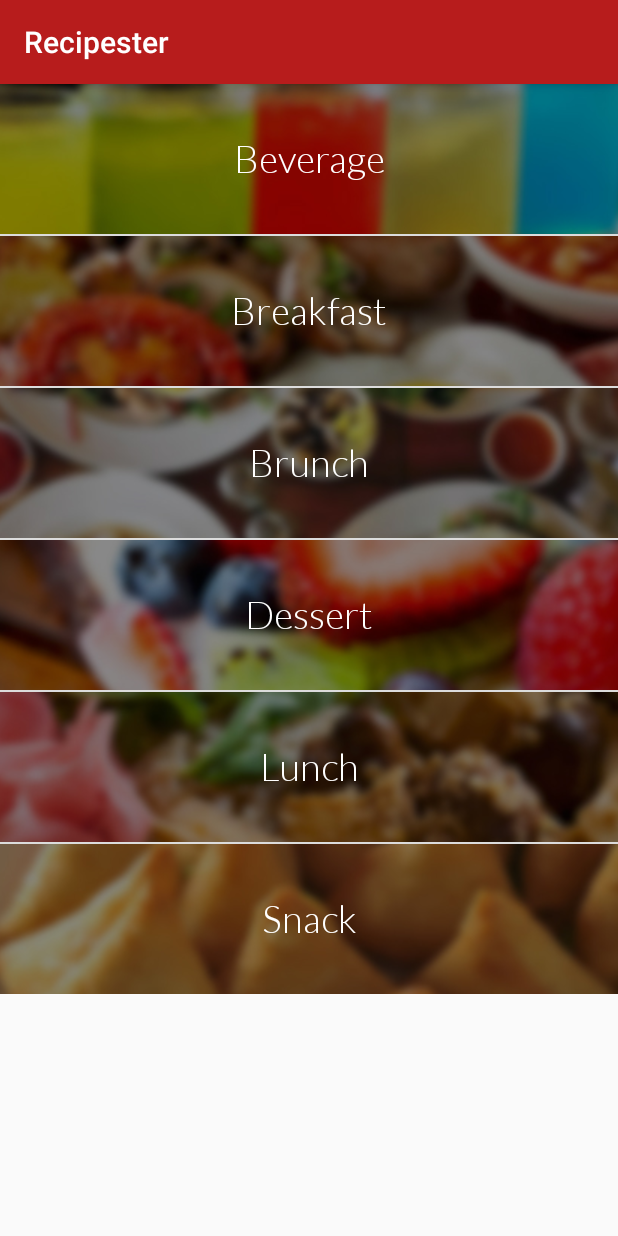
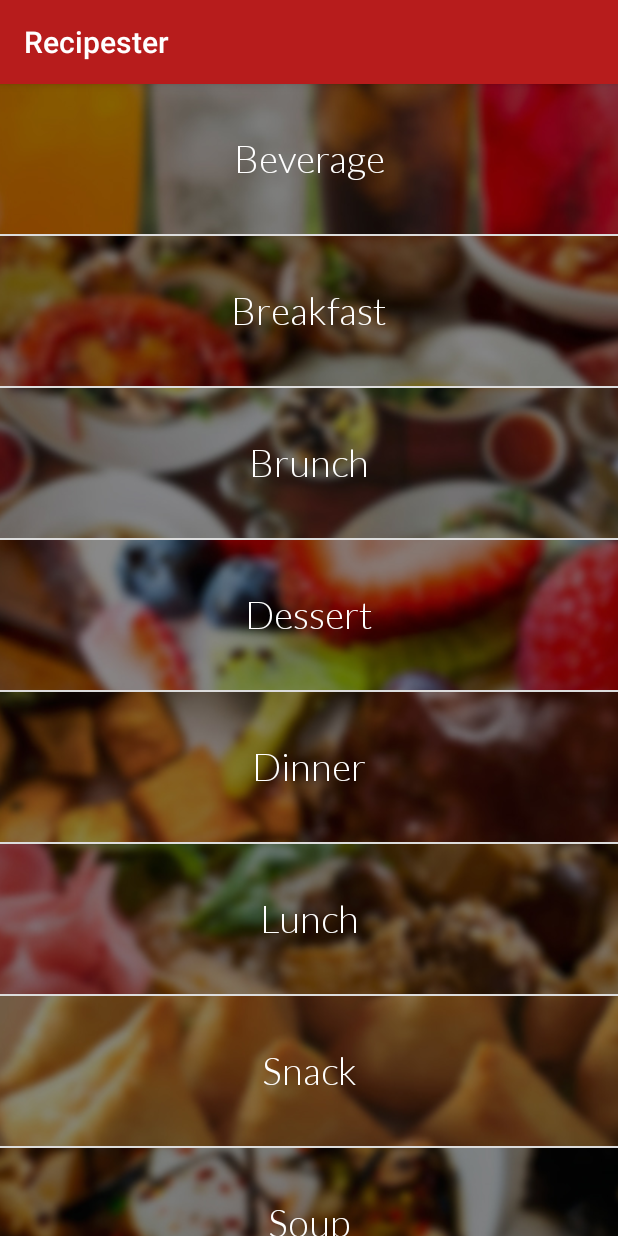
Before and after one commit to munsif3/Recipester, an Android app: the screen it shows after launch (CategoryActivity), on a phone screen of 412 x 824 dp. Run offline under Robolectric (Android 15) with nearby library versions, the phone set to English and light mode, and no system bars.

Commit message:
Made changes to UI

```diff
--- a/app/build.gradle
+++ b/app/build.gradle
@@ -26,5 +26,5 @@ dependencies {
     androidTestImplementation 'com.android.support.test:runner:1.0.1'
     androidTestImplementation 'com.android.support.test.espresso:espresso-core:3.0.1'
     compile group: 'com.google.code.gson', name: 'gson', version: '2.8.2'
-    compile 'com.github.jgabrielfreitas:BlurImageView:1.0.1'
+//    compile 'com.github.jgabrielfreitas:BlurImageView:1.0.1'
 }
--- a/app/src/main/java/com/emc/recipester/core/Executor.java
+++ b/app/src/main/java/com/emc/recipester/core/Executor.java
@@ -60,4 +60,7 @@ public class Executor extends AsyncTask<Integer, Void, String> {
     protected void onPostExecute(String s) {
         this.callback.onCallbackCompleted(s);
     }
+
+//    public void execute(String category) {
+//    }
 }
--- a/app/src/main/java/com/emc/recipester/data/CategoryListAdapter.java
+++ b/app/src/main/java/com/emc/recipester/data/CategoryListAdapter.java
@@ -3,6 +3,7 @@ package com.emc.recipester.data;
 import android.app.Activity;
 import android.support.annotation.NonNull;
 import android.support.annotation.Nullable;
+import android.util.Log;
 import android.view.LayoutInflater;
 import android.view.View;
 import android.view.ViewGroup;
@@ -32,15 +33,30 @@ public class CategoryListAdapter extends ArrayAdapter<String> {
     @NonNull
     @Override
     public View getView(int position, @Nullable View convertView, @NonNull ViewGroup parent) {
-        LayoutInflater inflater = context.getLayoutInflater();
-        View rowView = inflater.inflate(R.layout.category_row, null, true);
+        View row = convertView;
+        ViewHolder holder;
 
-        TextView txtTitle = rowView.findViewById(R.id.txtCategoryName);
-        ImageView imageView = rowView.findViewById(R.id.imgCategoryBackground);
+        if (row == null) {
+            LayoutInflater inflater = context.getLayoutInflater();
+            row = inflater.inflate(R.layout.category_row, parent, false);
+            holder = new ViewHolder(row);
+            row.setTag(holder);
+        } else {
+            holder = (ViewHolder) row.getTag();
+        }
+        holder.categoryName.setText(categoryName[position]);
+        holder.backgroundImage.setImageResource(categoryBackgroundImage[position]);
 
-        txtTitle.setText(categoryName[position]);
-        imageView.setImageResource(categoryBackgroundImage[position]);
+        return row;
+    }
 
-        return rowView;
+    static class ViewHolder {
+        TextView categoryName;
+        ImageView backgroundImage;
+
+        ViewHolder(View view) {
+            this.categoryName = view.findViewById(R.id.txtCategoryName);
+            this.backgroundImage = view.findViewById(R.id.imgCategoryBackground);
+        }
     }
 }
--- a/app/src/main/java/com/emc/recipester/ui/CategoryActivity.java
+++ b/app/src/main/java/com/emc/recipester/ui/CategoryActivity.java
@@ -1,5 +1,6 @@
 package com.emc.recipester.ui;
 
+import android.animation.LayoutTransition;
 import android.content.Intent;
 import android.os.Bundle;
 import android.support.v7.app.AppCompatActivity;
@@ -13,22 +14,26 @@ import com.emc.recipester.data.CategoryListAdapter;
 
 public class CategoryActivity extends AppCompatActivity implements AdapterView.OnItemClickListener {
 
-    String[] categories = {"Beverage", "Breakfast", "Brunch", "Dessert", "Lunch", "Snack"};
+    String[] categories = {"Beverage", "Breakfast", "Brunch", "Dessert", "Dinner", "Lunch", "Snack", "Soup"};
     Integer[] categoryImages = {
             R.drawable.beverage,
             R.drawable.breakfast,
             R.drawable.brunch,
             R.drawable.dessert,
+            R.drawable.dinner,
             R.drawable.lunch,
-            R.drawable.snack
+            R.drawable.snack,
+            R.drawable.soup
     };
 
     @Override
     protected void onCreate(Bundle savedInstanceState) {
         super.onCreate(savedInstanceState);
         setContentView(R.layout.activity_category);
+        LayoutTransition layoutTransition = new LayoutTransition();
+        layoutTransition.enableTransitionType(LayoutTransition.APPEARING);
 
-        ListView listView = findViewById(R.id.recipeCategoryList);
+        ListView listView = findViewById(R.id.lstCategories);
         listView.setOnItemClickListener(this);
 
         ListAdapter categoriesAdapter = new CategoryListAdapter(this, categories, categoryImages);
--- a/app/src/main/res/layout/activity_category.xml
+++ b/app/src/main/res/layout/activity_category.xml
@@ -1,14 +1,14 @@
 <?xml version="1.0" encoding="utf-8"?>
-<android.support.constraint.ConstraintLayout xmlns:android="http://schemas.android.com/apk/res/android"
-    xmlns:app="http://schemas.android.com/apk/res-auto"
+<LinearLayout xmlns:android="http://schemas.android.com/apk/res/android"
     xmlns:tools="http://schemas.android.com/tools"
     android:layout_width="match_parent"
     android:layout_height="match_parent"
+    android:orientation="vertical"
     tools:context="com.emc.recipester.ui.CategoryActivity">
 
     <ListView
+        android:id="@+id/lstCategories"
         android:layout_width="match_parent"
-        android:layout_height="wrap_content"
-        android:id="@+id/recipeCategoryList"></ListView>
+        android:layout_height="match_parent"></ListView>
 
-</android.support.constraint.ConstraintLayout>
+</LinearLayout>
--- a/app/src/main/res/layout/activity_description.xml
+++ b/app/src/main/res/layout/activity_description.xml
@@ -6,4 +6,8 @@
     android:orientation="vertical"
     tools:context="com.emc.recipester.ui.DescriptionActivity">
 
+    <ListView
+        android:id="@+id/lstRecipes"
+        android:layout_width="match_parent"
+        android:layout_height="wrap_content"></ListView>
 </LinearLayout>
```
Also changed, not shown: app/src/main/res/layout/recipe_row.xml (+19 -1 lines), app/src/main/res/drawable/beverage.jpg, app/src/main/res/drawable/soup.jpg (added).
